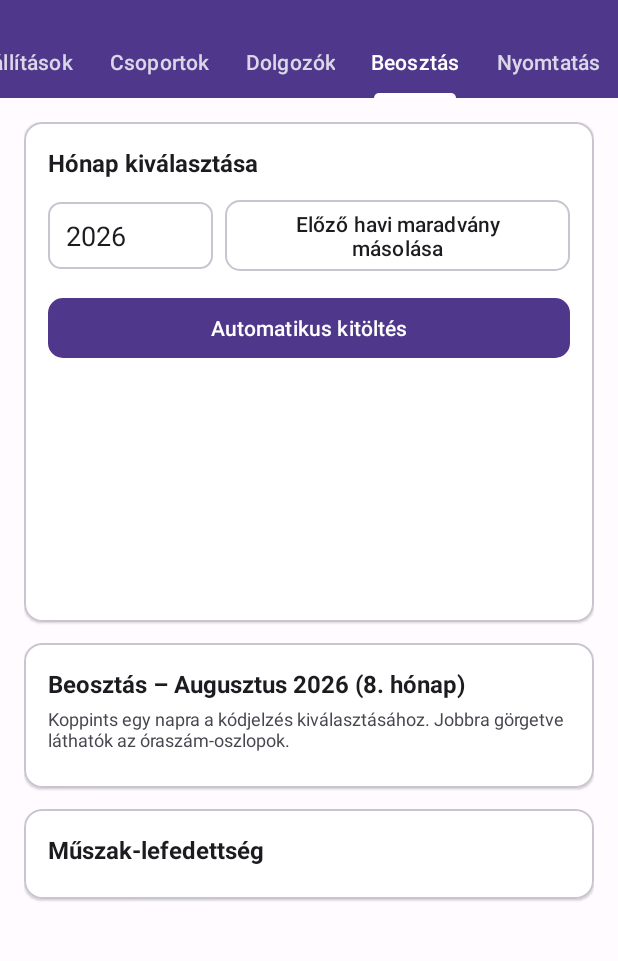
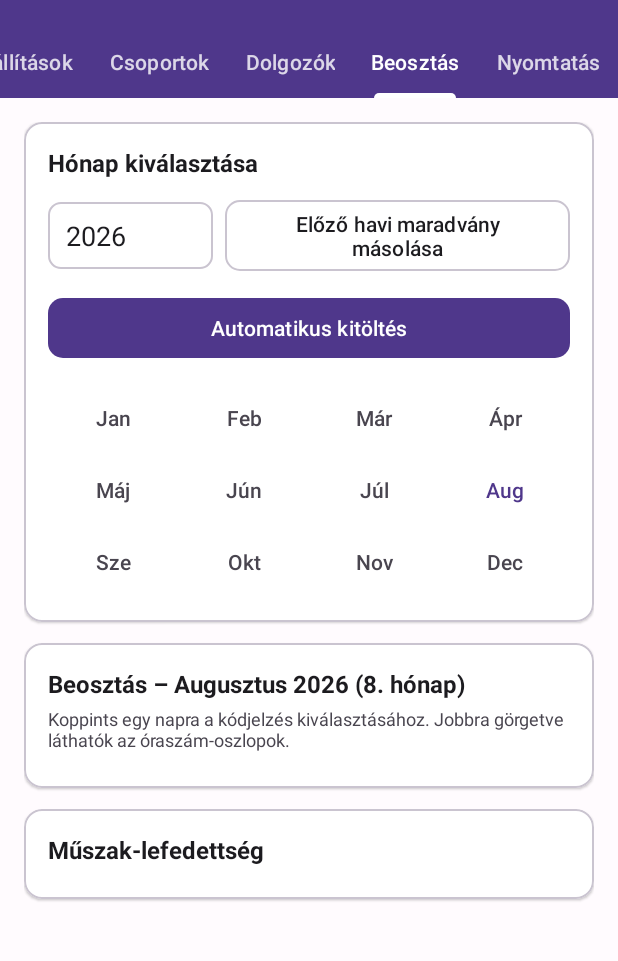
Before and after one commit to galandras12/Beosztas_varaszlo, an Android app: the screen it shows after launch (MainActivity), tab 4 chosen, on a phone screen of 412 x 824 dp, the part 70-1031 px from its top. Run offline under Robolectric (Android 15) with nearby library versions, the phone set to English and light mode, and no system bars; our stand-ins replace Room's generated code; 15 statements that could not run were skipped.

Commit message:
Fix invisible/overlapping month-picker buttons on the Schedule screen
The 12 month buttons in the GridLayout used layout_columnWeight="1" without
layout_width="0dp" - in GridLayout (unlike LinearLayout) a weight only
distributes leftover space, it doesn't force children to shrink below their
own intrinsic width. On narrower phones the 4 buttons per row didn't fit
side by side at their natural Material3 TextButton width/padding, so they
overlapped each other; their stacked ripple/state layers rendered as one
solid, textless pill that still worked when tapped (since the overlapping
buttons were still there underneath).

Fixed by giving each button layout_width="0dp" (the standard way to make
weighted distribution actually apply) and a new compact style with tighter
padding so the short month abbreviations fit comfortably in a quarter-width
column. Also hardened Widget.Glass.Button.Link with an explicit transparent
background as a defensive measure.

```diff
--- a/App/Android/app/src/main/res/layout/fragment_schedule.xml
+++ b/App/Android/app/src/main/res/layout/fragment_schedule.xml
@@ -72,18 +72,18 @@
                     android:columnCount="4"
                     android:rowCount="3">
 
-                    <Button android:id="@+id/btnMonth1" style="@style/Widget.Glass.Button.Link" android:text="Jan" android:layout_columnWeight="1" android:layout_gravity="fill_horizontal"/>
-                    <Button android:id="@+id/btnMonth2" style="@style/Widget.Glass.Button.Link" android:text="Feb" android:layout_columnWeight="1" android:layout_gravity="fill_horizontal"/>
-                    <Button android:id="@+id/btnMonth3" style="@style/Widget.Glass.Button.Link" android:text="Már" android:layout_columnWeight="1" android:layout_gravity="fill_horizontal"/>
-                    <Button android:id="@+id/btnMonth4" style="@style/Widget.Glass.Button.Link" android:text="Ápr" android:layout_columnWeight="1" android:layout_gravity="fill_horizontal"/>
-                    <Button android:id="@+id/btnMonth5" style="@style/Widget.Glass.Button.Link" android:text="Máj" android:layout_columnWeight="1" android:layout_gravity="fill_horizontal"/>
-                    <Button android:id="@+id/btnMonth6" style="@style/Widget.Glass.Button.Link" android:text="Jún" android:layout_columnWeight="1" android:layout_gravity="fill_horizontal"/>
-                    <Button android:id="@+id/btnMonth7" style="@style/Widget.Glass.Button.Link" android:text="Júl" android:layout_columnWeight="1" android:layout_gravity="fill_horizontal"/>
-                    <Button android:id="@+id/btnMonth8" style="@style/Widget.Glass.Button.Link" android:text="Aug" android:layout_columnWeight="1" android:layout_gravity="fill_horizontal"/>
-                    <Button android:id="@+id/btnMonth9" style="@style/Widget.Glass.Button.Link" android:text="Sze" android:layout_columnWeight="1" android:layout_gravity="fill_horizontal"/>
-                    <Button android:id="@+id/btnMonth10" style="@style/Widget.Glass.Button.Link" android:text="Okt" android:layout_columnWeight="1" android:layout_gravity="fill_horizontal"/>
-                    <Button android:id="@+id/btnMonth11" style="@style/Widget.Glass.Button.Link" android:text="Nov" android:layout_columnWeight="1" android:layout_gravity="fill_horizontal"/>
-                    <Button android:id="@+id/btnMonth12" style="@style/Widget.Glass.Button.Link" android:text="Dec" android:layout_columnWeight="1" android:layout_gravity="fill_horizontal"/>
+                    <Button android:id="@+id/btnMonth1" style="@style/Widget.Glass.Button.Compact" android:text="Jan" android:layout_width="0dp" android:layout_columnWeight="1" android:layout_gravity="fill_horizontal"/>
+                    <Button android:id="@+id/btnMonth2" style="@style/Widget.Glass.Button.Compact" android:text="Feb" android:layout_width="0dp" android:layout_columnWeight="1" android:layout_gravity="fill_horizontal"/>
+                    <Button android:id="@+id/btnMonth3" style="@style/Widget.Glass.Button.Compact" android:text="Már" android:layout_width="0dp" android:layout_columnWeight="1" android:layout_gravity="fill_horizontal"/>
+                    <Button android:id="@+id/btnMonth4" style="@style/Widget.Glass.Button.Compact" android:text="Ápr" android:layout_width="0dp" android:layout_columnWeight="1" android:layout_gravity="fill_horizontal"/>
+                    <Button android:id="@+id/btnMonth5" style="@style/Widget.Glass.Button.Compact" android:text="Máj" android:layout_width="0dp" android:layout_columnWeight="1" android:layout_gravity="fill_horizontal"/>
+                    <Button android:id="@+id/btnMonth6" style="@style/Widget.Glass.Button.Compact" android:text="Jún" android:layout_width="0dp" android:layout_columnWeight="1" android:layout_gravity="fill_horizontal"/>
+                    <Button android:id="@+id/btnMonth7" style="@style/Widget.Glass.Button.Compact" android:text="Júl" android:layout_width="0dp" android:layout_columnWeight="1" android:layout_gravity="fill_horizontal"/>
+                    <Button android:id="@+id/btnMonth8" style="@style/Widget.Glass.Button.Compact" android:text="Aug" android:layout_width="0dp" android:layout_columnWeight="1" android:layout_gravity="fill_horizontal"/>
+                    <Button android:id="@+id/btnMonth9" style="@style/Widget.Glass.Button.Compact" android:text="Sze" android:layout_width="0dp" android:layout_columnWeight="1" android:layout_gravity="fill_horizontal"/>
+                    <Button android:id="@+id/btnMonth10" style="@style/Widget.Glass.Button.Compact" android:text="Okt" android:layout_width="0dp" android:layout_columnWeight="1" android:layout_gravity="fill_horizontal"/>
+                    <Button android:id="@+id/btnMonth11" style="@style/Widget.Glass.Button.Compact" android:text="Nov" android:layout_width="0dp" android:layout_columnWeight="1" android:layout_gravity="fill_horizontal"/>
+                    <Button android:id="@+id/btnMonth12" style="@style/Widget.Glass.Button.Compact" android:text="Dec" android:layout_width="0dp" android:layout_columnWeight="1" android:layout_gravity="fill_horizontal"/>
                 </GridLayout>
             </LinearLayout>
         </com.google.android.material.card.MaterialCardView>
--- a/App/Android/app/src/main/res/values/styles.xml
+++ b/App/Android/app/src/main/res/values/styles.xml
@@ -33,12 +33,24 @@
     </style>
 
     <style name="Widget.Glass.Button.Link" parent="Widget.Material3.Button.TextButton">
+        <item name="backgroundTint">@android:color/transparent</item>
         <item name="android:textColor">@color/primary</item>
         <item name="android:textAllCaps">false</item>
     </style>
 
     <style name="Widget.Glass.Button.Danger" parent="Widget.Glass.Button.Link">
         <item name="android:textColor">@color/danger</item>
+    </style>
+
+    <!-- Szűk, kis vízszintes térközű szövegesgomb-változat sűrű, több oszlopos rácsokhoz
+         (pl. a Beosztás fülön a 4 oszlopos hónapválasztó) - a Material3 alapértelmezett
+         (bőséges) gombkitöltés több oszlopnál egymásra csúszást okozhatna. -->
+    <style name="Widget.Glass.Button.Compact" parent="Widget.Glass.Button.Link">
+        <item name="android:minWidth">0dp</item>
+        <item name="android:paddingStart">2dp</item>
+        <item name="android:paddingEnd">2dp</item>
+        <item name="android:insetLeft">0dp</item>
+        <item name="android:insetRight">0dp</item>
     </style>
 
     <!-- ===================== Beviteli mezők ===================== -->
```
